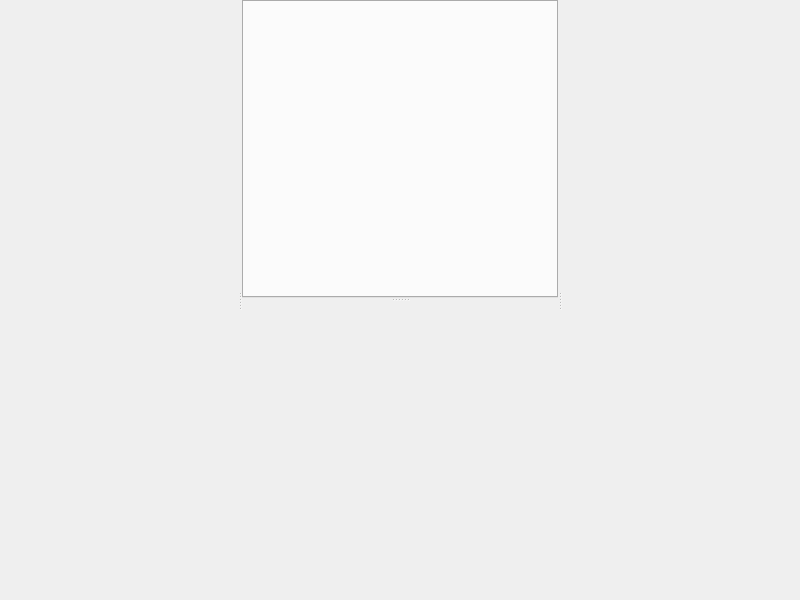
diegoiast/qmdilib, file demos/plugin-demo/pluginwindow.ui: the form before one commit.
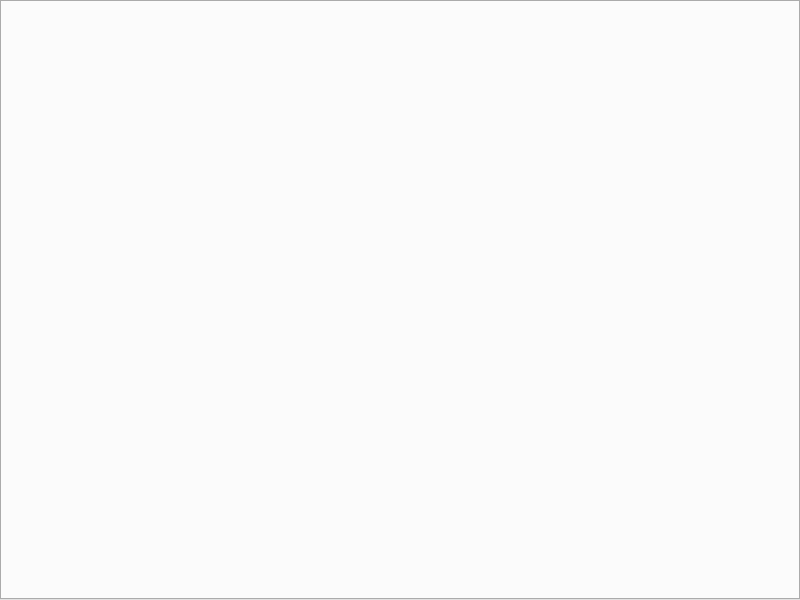
The form after the commit. Custom widgets are drawn as their Qt base class.

Commit message:
PluginManager: use dock widgets instead of previous abomination
Previous iteration of the UI tried to reimplement something already
availalbe in Qt. Removed lots of code, which gives us much flexivity:
now docks can move. Maybe in the feature - qmdiWidgets can move from the
main tab, to a dock area. That would be epic.

Meanwhile - qtedit4 keeps the same layout. Nothing is lost for users.

refs #4 - will help a lot with usability

```diff
--- a/demos/plugin-demo/pluginwindow.ui
+++ b/demos/plugin-demo/pluginwindow.ui
@@ -31,59 +31,13 @@
      <number>0</number>
     </property>
     <item>
-     <widget class="QSplitter" name="splitter">
-      <property name="orientation">
-       <enum>Qt::Horizontal</enum>
+     <widget class="qmdiTabWidget" name="mdiTabWidget">
+      <property name="sizePolicy">
+       <sizepolicy hsizetype="Preferred" vsizetype="Minimum">
+        <horstretch>0</horstretch>
+        <verstretch>0</verstretch>
+       </sizepolicy>
       </property>
-      <widget class="QTabWidget" name="westPanel">
-       <property name="tabPosition">
-        <enum>QTabWidget::West</enum>
-       </property>
-       <property name="currentIndex">
-        <number>-1</number>
-       </property>
-       <property name="documentMode">
-        <bool>true</bool>
-       </property>
-      </widget>
-      <widget class="QSplitter" name="splitter_middle">
-       <property name="orientation">
-        <enum>Qt::Vertical</enum>
-       </property>
-       <widget class="qmdiTabWidget" name="mdiTabWidget">
-        <property name="sizePolicy">
-         <sizepolicy hsizetype="Preferred" vsizetype="Minimum">
-          <horstretch>0</horstretch>
-          <verstretch>0</verstretch>
-         </sizepolicy>
-        </property>
-       </widget>
-       <widget class="QTabWidget" name="southPanel">
-        <property name="sizePolicy">
-         <sizepolicy hsizetype="Expanding" vsizetype="Maximum">
-          <horstretch>0</horstretch>
-          <verstretch>0</verstretch>
-         </sizepolicy>
-        </property>
-        <property name="tabPosition">
-         <enum>QTabWidget::South</enum>
-        </property>
-        <property name="documentMode">
-         <bool>true</bool>
-        </property>
-       </widget>
-      </widget>
-      <widget class="QTabWidget" name="eastPanel">
-       <property name="tabPosition">
-        <enum>QTabWidget::East</enum>
-       </property>
-       <property name="currentIndex">
-        <number>-1</number>
-       </property>
-       <property name="documentMode">
-        <bool>true</bool>
-       </property>
-      </widget>
      </widget>
     </item>
    </layout>
```
Left out of the diff: 2 changed lines with no effect on the pictures. The commit also changes 3 other files.
